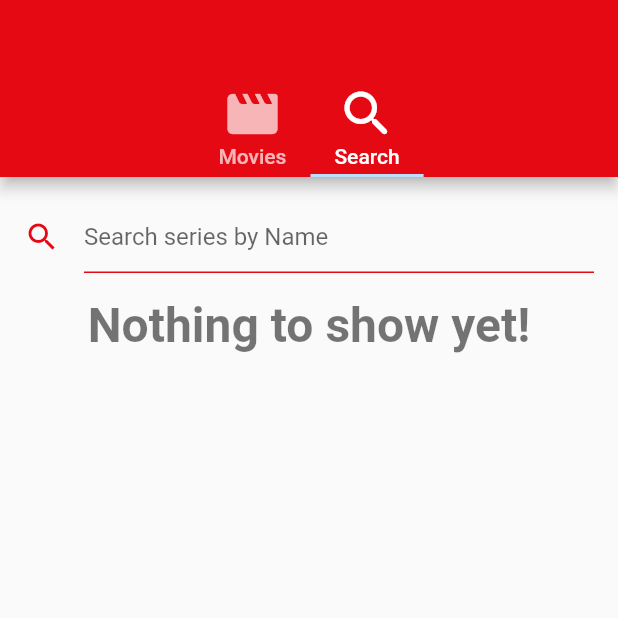
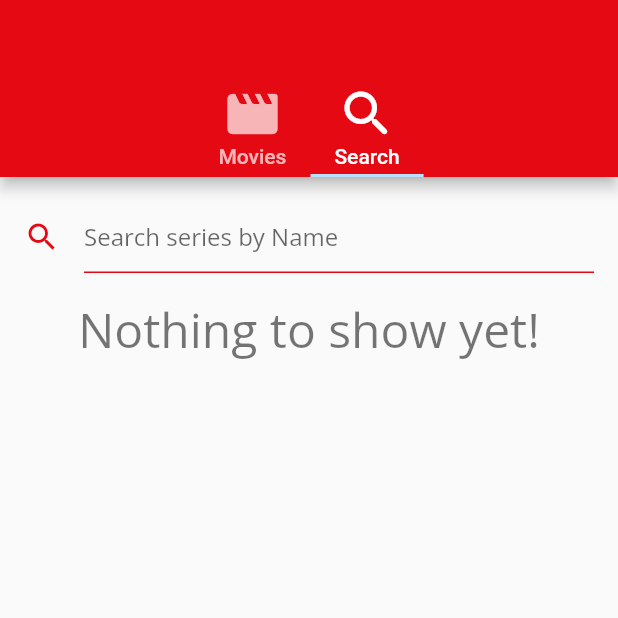
Before and after one commit to aveit/maze_tv, a Flutter app: the screen it shows after launch, tab 2 chosen, on a phone screen of 412 x 824 dp, the top half of it. Run offline on Flutter 3.47's test engine with Material 2 defaults, Android fonts, the phone set to English and light mode, and no system bars; our stand-ins replace bloc, dartz, equatable, flutter_bloc, freezed_annotation, google_fonts and 1 more; generated files the repository leaves out were written again; network calls fail.

Commit message:
chore: ui improvements, dart fix

```diff
--- a/lib/app/view/app.dart
+++ b/lib/app/view/app.dart
@@ -8,14 +8,17 @@
 import 'package:flutter/material.dart';
 import 'package:flutter_bloc/flutter_bloc.dart';
 import 'package:flutter_localizations/flutter_localizations.dart';
+import 'package:google_fonts/google_fonts.dart';
 import 'package:http/http.dart';
 import 'package:maze_tv/constants.dart';
+import 'package:maze_tv/data/usecases/remote/get_serie_seasons.dart';
 import 'package:maze_tv/data/usecases/remote/get_series.dart';
 import 'package:maze_tv/data/usecases/remote/search_series_by_name.dart';
 import 'package:maze_tv/domain/entities/tv_serie.dart';
 import 'package:maze_tv/infra/http_api_client_adapter.dart';
 import 'package:maze_tv/l10n/l10n.dart';
 import 'package:maze_tv/presentation/search/search_bloc.dart';
+import 'package:maze_tv/presentation/serie_seasons/serie_seasons_bloc.dart';
 import 'package:maze_tv/presentation/series/series_bloc.dart';
 import 'package:maze_tv/ui/pages/home_page.dart';
 import 'package:maze_tv/ui/pages/series_details_page.dart';
@@ -48,10 +51,22 @@ class App extends StatelessWidget {
             ),
           ),
         ),
+
+        BlocProvider(
+          create: (_) => SerieSeasonsBloc(
+            getSeriesSeasons: GetSerieSeasonsRemote(
+              HttpAdapter(
+                basePath: 'api.tvmaze.com',
+                httpClient: Client(),
+              ),
+            ),
+          ),
+        ),
       ],
       child: MaterialApp(
         debugShowCheckedModeBanner: false,
         theme: ThemeData(
+          textTheme: GoogleFonts.openSansTextTheme(),
           appBarTheme: const AppBarTheme(color: kPrimaryColor),
           colorScheme: ColorScheme.fromSwatch(
             accentColor: kPrimaryColor,
--- a/lib/data/models/tv_serie_model.dart
+++ b/lib/data/models/tv_serie_model.dart
@@ -1,6 +1,5 @@
 import 'package:maze_tv/data/models/image_model.dart';
 import 'package:maze_tv/data/models/network_model.dart';
-import 'package:maze_tv/domain/entities/country.dart';
 import 'package:maze_tv/domain/entities/image.dart';
 import 'package:maze_tv/domain/entities/links.dart';
 import 'package:maze_tv/domain/entities/network.dart';
--- /dev/null
+++ b/lib/presentation/serie_seasons/serie_seasons_bloc.dart
@@ -0,0 +1,38 @@
+import 'package:bloc/bloc.dart';
+import 'package:freezed_annotation/freezed_annotation.dart';
+import 'package:maze_tv/domain/entities/serie_season.dart';
+import 'package:maze_tv/domain/entities/tv_serie.dart';
+import 'package:maze_tv/domain/errors/failures.dart';
+import 'package:maze_tv/domain/usecases/get_serie_seasons.dart';
+
+part 'serie_seasons_bloc.freezed.dart';
+part 'serie_seasons_event.dart';
+part 'serie_seasons_state.dart';
+
+class SerieSeasonsBloc extends Bloc<SerieSeasonsEvent, SerieSeasonsState> {
+  SerieSeasonsBloc({
+    required this.getSeriesSeasons,
+  }) : super(const SerieSeasonsState.initial()) {
+    on<SerieSeasonsEvent>(_onEvent);
+  }
+
+  final GetSerieSeasons getSeriesSeasons;
+
+  Future<void> _onEvent(
+    SerieSeasonsEvent event,
+    Emitter<SerieSeasonsState> emit,
+  ) async {
+    await event.when(
+      load: (serie) async {
+        emit(const SerieSeasonsState.loading());
+
+        final seasonsOrFailure = await getSeriesSeasons(serie: serie);
+
+        seasonsOrFailure.fold(
+          (failure) => emit(SerieSeasonsState.failed(failure: failure)),
+          (seasons) => emit(SerieSeasonsState.loaded(seasons: seasons)),
+        );
+      },
+    );
+  }
+}
--- /dev/null
+++ b/lib/presentation/serie_seasons/serie_seasons_event.dart
@@ -0,0 +1,7 @@
+part of 'serie_seasons_bloc.dart';
+
+@freezed
+class SerieSeasonsEvent with _$SerieSeasonsEvent {
+  const SerieSeasonsEvent._();
+  const factory SerieSeasonsEvent.load({required TVSerie serie}) = _Load;
+}
--- /dev/null
+++ b/lib/presentation/serie_seasons/serie_seasons_state.dart
@@ -0,0 +1,12 @@
+part of 'serie_seasons_bloc.dart';
+
+@freezed
+class SerieSeasonsState with _$SerieSeasonsState {
+  const SerieSeasonsState._();
+  const factory SerieSeasonsState.initial() = _Initial;
+  const factory SerieSeasonsState.loading() = _Loading;
+  const factory SerieSeasonsState.loaded({
+    required List<SerieSeason> seasons,
+  }) = _Loaded;
+  const factory SerieSeasonsState.failed({required Failure failure}) = _Failed;
+}
--- a/lib/ui/components/informative_text.dart
+++ b/lib/ui/components/informative_text.dart
@@ -4,18 +4,21 @@ class InformativeText extends StatelessWidget {
   const InformativeText({
     super.key,
     required this.text,
+    this.color,
+    this.fontSize,
   });
 
   final String text;
+  final Color? color;
+  final double? fontSize;
 
   @override
   Widget build(BuildContext context) {
     return Text(
       text,
-      style: const TextStyle(
-        fontSize: 32,
-        fontWeight: FontWeight.w600,
-        color: Colors.black54,
+      style: TextStyle(
+        fontSize: fontSize ?? 32,
+        color: color ?? Colors.black54,
       ),
     );
   }
--- a/pubspec.yaml
+++ b/pubspec.yaml
@@ -15,7 +15,9 @@ dependencies:
   flutter_bloc: ^8.0.1
   flutter_localizations:
     sdk: flutter
+  flutter_staggered_grid_view: ^0.6.1
   freezed: ^2.0.3+1
+  google_fonts: ^3.0.1
   http: ^0.13.4
   intl: ^0.17.0
   styled_text: ^5.1.0
```
Also changed, not shown: lib/bootstrap.dart (+13 -13 lines), lib/ui/components/serie_poster.dart (+23 -8 lines), lib/ui/components/serie_schedule.dart (+8 -8 lines), lib/ui/pages/series_details_page.dart (+146 -5 lines), lib/ui/pages/series_page.dart (+14 -5 lines), lib/presentation/serie_seasons/serie_seasons_bloc.freezed.dart (added), pubspec.lock, 6 other files.
